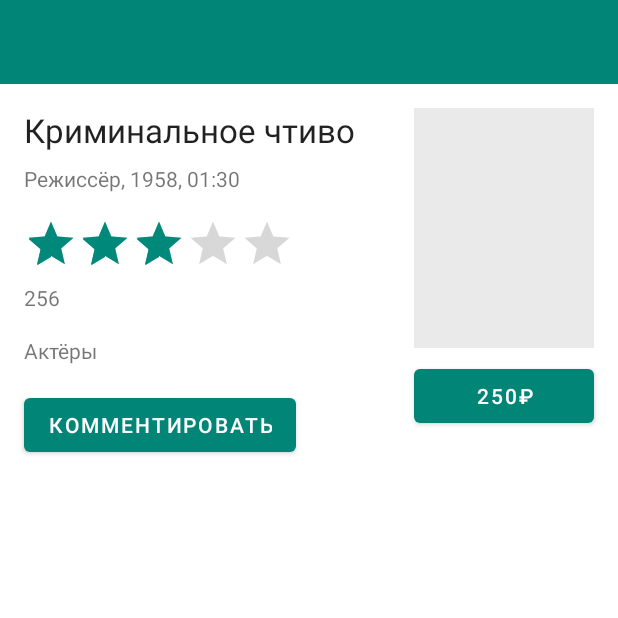
After one commit to roman-zm/coursework_client_android, an Android app: the fragment UserFilmFragment placed in its activity, on a phone screen of 412 x 824 dp, the top half of it. The commit adds this screen. Run offline under Robolectric (Android 15) with nearby library versions, the phone set to English and light mode, and no system bars; libraries missing offline, so code that uses them is left out: com.arellomobile.mvp; 1 statement that could not run was skipped.

Commit message:
UserFilm screen and purchase

```diff
--- a/app/build.gradle
+++ b/app/build.gradle
@@ -37,7 +37,7 @@ dependencies {
     implementation "org.jetbrains.kotlin:kotlin-stdlib-jdk7:$kotlin_version"
     implementation 'androidx.appcompat:appcompat:1.0.2'
 //    implementation 'com.google.android.material:material:1.0.2'
-    implementation 'androidx.core:core-ktx:1.0.1'
+    implementation 'androidx.core:core-ktx:1.0.2'
     implementation 'androidx.constraintlayout:constraintlayout:1.1.3'
     implementation 'androidx.legacy:legacy-support-v4:1.0.0'
     testImplementation 'junit:junit:4.12'
--- a/app/src/main/java/com/namor/coursework/App.kt
+++ b/app/src/main/java/com/namor/coursework/App.kt
@@ -2,11 +2,13 @@ package com.namor.coursework
 
 import android.app.Application
 import com.namor.coursework.domain.Administrator
+import com.namor.coursework.domain.User
 import retrofit2.Retrofit
 
 class App: Application() {
 
     companion object {
+        var currentUser: User? = null
         var currentAdmin: Administrator? = null
         val service = ServiceHolder()
     }
--- a/app/src/main/java/com/namor/coursework/abstract/AbstractTextWatcher.kt
+++ b/app/src/main/java/com/namor/coursework/base/AbstractTextWatcher.kt
@@ -1,4 +1,4 @@
-package com.namor.coursework.abstract
+package com.namor.coursework.base
 
 import android.text.Editable
 import android.text.TextWatcher
--- /dev/null
+++ b/app/src/main/java/com/namor/coursework/domain/Purchase.kt
@@ -0,0 +1,6 @@
+package com.namor.coursework.domain
+
+data class Purchase(
+    val film: Int,
+    val user: String
+)
--- a/app/src/main/java/com/namor/coursework/fragment/admin/AdminPresenter.kt
+++ b/app/src/main/java/com/namor/coursework/fragment/admin/FilmListPresenter.kt
@@ -1,17 +1,14 @@
 package com.namor.coursework.fragment.admin
 
 import com.arellomobile.mvp.InjectViewState
-import com.arellomobile.mvp.MvpPresenter
 import com.namor.coursework.App
 import com.namor.coursework.domain.Film
 import com.namor.coursework.fragment.BasePresenter
 import io.reactivex.android.schedulers.AndroidSchedulers
-import io.reactivex.disposables.CompositeDisposable
-import io.reactivex.disposables.Disposable
 import io.reactivex.schedulers.Schedulers
 
 @InjectViewState
-class AdminPresenter: BasePresenter<AdminView>() {
+class FilmListPresenter: BasePresenter<FilmListView>() {
 
     fun loadFilmList() {
         compositeDisposable += App.service.adminService?.getFilmList()
--- a/app/src/main/java/com/namor/coursework/fragment/admin/AdminView.kt
+++ b/app/src/main/java/com/namor/coursework/fragment/admin/FilmListView.kt
@@ -3,6 +3,6 @@ package com.namor.coursework.fragment.admin
 import com.arellomobile.mvp.MvpView
 import com.namor.coursework.domain.Film
 
-interface AdminView: MvpView {
+interface FilmListView: MvpView {
     fun setFilms(films: List<Film>)
 }
--- /dev/null
+++ b/app/src/main/java/com/namor/coursework/fragment/user/film/UserFilmFragment.kt
@@ -0,0 +1,102 @@
+package com.namor.coursework.fragment.user.film
+
+
+import android.annotation.SuppressLint
+import android.os.Bundle
+import androidx.fragment.app.Fragment
+import android.view.LayoutInflater
+import android.view.View
+import android.view.ViewGroup
+import android.widget.Toast
+import androidx.core.view.plusAssign
+import com.arellomobile.mvp.MvpAppCompatFragment
+import com.arellomobile.mvp.presenter.InjectPresenter
+import com.google.android.material.chip.Chip
+
+import com.namor.coursework.R
+import com.namor.coursework.domain.Film
+import com.namor.coursework.domain.Genre
+import com.namor.coursework.fragment.CourseworkFragment
+import kotlinx.android.synthetic.main.fragment_user_film.*
+
+private const val FILM = "film"
+
+/**
+ * A simple [Fragment] subclass.
+ * Use the [UserFilmFragment.newInstance] factory method to
+ * create an instance of this fragment.
+ */
+class UserFilmFragment : MvpAppCompatFragment(), UserFilmView {
+
+    @InjectPresenter
+    lateinit var presenter: UserFilmPresenter
+
+    override fun onCreateView(inflater: LayoutInflater, container: ViewGroup?,
+                              savedInstanceState: Bundle?): View? {
+        // Inflate the layout for this fragment
+        return inflater.inflate(R.layout.fragment_user_film, container, false)
+    }
+
+    override fun onViewCreated(view: View, savedInstanceState: Bundle?) {
+        super.onViewCreated(view, savedInstanceState)
+        arguments?.getParcelable<Film>(FILM).let {
+            presenter.setFilm(it)
+        }
+    }
+
+    override fun setTitle(name: String) {
+        filmTitle.text = name
+    }
+
+    @SuppressLint("SetTextI18n")
+    override fun setInfo(director: String, year: Int, duration: String) {
+        infoText.text = "$director, $year, $duration"
+    }
+
+    override fun setGenres(genres: Set<Genre>) {
+        genres.forEach {
+            chipGroup += Chip(context).apply {
+                text = it.name
+            }
+        }
+    }
+
+    @SuppressLint("SetTextI18n")
+    override fun setPrice(price: Double) {
+        buyOrSeeButton.setOnClickListener {
+            presenter.purchase()
+            buyOrSeeButton.setOnClickListener(null)
+        }
+        buyOrSeeButton.text = "$price\u20BD"
+    }
+
+    @SuppressLint("SetTextI18n")
+    override fun setActors(actors: String) {
+        actorsText.text = "Актёры: $actors"
+    }
+
+    override fun setSeeButton() {
+        buyOrSeeButton.text = "Смотреть"
+        buyOrSeeButton.setOnClickListener {
+            Toast.makeText(context, "Запускается плеер с фильмом", Toast.LENGTH_LONG)
+                    .show()
+        }
+    }
+
+    companion object {
+        /**
+         * Use this factory method to create a new instance of
+         * this fragment using the provided parameters.
+         *
+         * @return A new instance of fragment UserFilmFragment.
+         */
+        // TODO: Rename and change types and number of parameters
+        @JvmStatic
+        fun newInstance(film: Film) =
+                UserFilmFragment().apply {
+                    arguments = Bundle().apply {
+                        putParcelable(FILM, film)
+                    }
+                }
+    }
+}
--- /dev/null
+++ b/app/src/main/java/com/namor/coursework/fragment/user/film/UserFilmView.kt
@@ -0,0 +1,26 @@
+package com.namor.coursework.fragment.user.film
+
+import com.arellomobile.mvp.MvpView
+import com.arellomobile.mvp.viewstate.strategy.AddToEndSingleStrategy
+import com.arellomobile.mvp.viewstate.strategy.StateStrategyType
+import com.namor.coursework.domain.Genre
+
+interface UserFilmView: MvpView {
+    @StateStrategyType(AddToEndSingleStrategy::class)
+    fun setTitle(name: String)
+
+    @StateStrategyType(AddToEndSingleStrategy::class)
+    fun setInfo(director: String, year: Int, duration: String)
+
+    @StateStrategyType(AddToEndSingleStrategy::class)
+    fun setGenres(genres: Set<Genre>)
+
+    @StateStrategyType(AddToEndSingleStrategy::class)
+    fun setPrice(price: Double)
+
+    @StateStrategyType(AddToEndSingleStrategy::class)
+    fun setActors(actors: String)
+
+    @StateStrategyType(AddToEndSingleStrategy::class)
+    fun setSeeButton()
+}
--- a/app/src/main/java/com/namor/coursework/fragment/user/register/RegisterFragment.kt
+++ b/app/src/main/java/com/namor/coursework/fragment/user/register/RegisterFragment.kt
@@ -2,8 +2,6 @@ package com.namor.coursework.fragment.user.register
 
 
 import android.os.Bundle
-import android.text.Editable
-import android.text.TextWatcher
 import androidx.fragment.app.Fragment
 import android.view.LayoutInflater
 import android.view.View
@@ -12,8 +10,7 @@ import com.arellomobile.mvp.MvpAppCompatFragment
 import com.arellomobile.mvp.presenter.InjectPresenter
 
 import com.namor.coursework.R
-import com.namor.coursework.abstract.AbstractTextWatcher
-import com.namor.coursework.abstract.TextChangedListener
+import com.namor.coursework.base.TextChangedListener
 import kotlinx.android.synthetic.main.fragment_register.*
 
 // TODO: Rename parameter arguments, choose names that match
--- /dev/null
+++ b/app/src/main/res/layout/fragment_user_film.xml
@@ -0,0 +1,130 @@
+<?xml version="1.0" encoding="utf-8"?>
+<androidx.constraintlayout.widget.ConstraintLayout xmlns:android="http://schemas.android.com/apk/res/android"
+    xmlns:app="http://schemas.android.com/apk/res-auto"
+    xmlns:tools="http://schemas.android.com/tools"
+    android:layout_width="match_parent"
+    android:layout_height="match_parent"
+    tools:context=".fragment.user.film.UserFilmFragment">
+
+    <androidx.appcompat.widget.Toolbar
+        android:id="@+id/toolbar"
+        android:layout_width="match_parent"
+        android:layout_height="wrap_content"
+        android:background="?attr/colorPrimary"
+        android:minHeight="?attr/actionBarSize"
+        android:theme="?attr/actionBarTheme"
+        app:layout_constraintEnd_toEndOf="parent"
+        app:layout_constraintStart_toStartOf="parent"
+        app:layout_constraintTop_toTopOf="parent" />
+
+    <TextView
+        android:id="@+id/filmTitle"
+        android:layout_width="0dp"
+        android:layout_height="wrap_content"
+        android:layout_marginStart="16dp"
+        android:layout_marginTop="16dp"
+        android:layout_marginEnd="16dp"
+        android:text="Криминальное чтиво"
+        android:textAppearance="@style/TextAppearance.AppCompat.Large"
+        app:layout_constraintEnd_toStartOf="@+id/imageView"
+        app:layout_constraintStart_toStartOf="parent"
+        app:layout_constraintTop_toBottomOf="@+id/toolbar" />
+
+    <ImageView
+        android:id="@+id/imageView"
+        android:layout_width="120dp"
+        android:layout_height="160dp"
+        android:layout_marginTop="16dp"
+        android:layout_marginEnd="16dp"
+        android:background="#eaeaea"
+        app:layout_constraintEnd_toEndOf="parent"
+        app:layout_constraintTop_toBottomOf="@+id/toolbar"
+        tools:src="@tools:sample/avatars" />
+
+    <TextView
+        android:id="@+id/infoText"
+        android:layout_width="0dp"
+        android:layout_height="wrap_content"
+        android:layout_marginStart="16dp"
+        android:layout_marginTop="8dp"
+        android:layout_marginEnd="16dp"
+        android:text="Режиссёр, 1958, 01:30"
+        app:layout_constraintEnd_toStartOf="@+id/imageView"
+        app:layout_constraintStart_toStartOf="parent"
+        app:layout_constraintTop_toBottomOf="@+id/filmTitle" />
+
+    <com.google.android.material.chip.ChipGroup
+        android:id="@+id/chipGroup"
+        android:layout_width="0dp"
+        android:layout_height="wrap_content"
+        android:layout_marginStart="16dp"
+        android:layout_marginTop="8dp"
+        android:layout_marginEnd="16dp"
+        app:chipSpacingVertical="4dp"
+        app:layout_constraintEnd_toStartOf="@+id/imageView"
+        app:layout_constraintStart_toStartOf="parent"
+        app:layout_constraintTop_toBottomOf="@+id/infoText">
+
+    </com.google.android.material.chip.ChipGroup>
+
+    <Button
+        android:id="@+id/buyOrSeeButton"
+        android:layout_width="0dp"
+        android:layout_height="wrap_content"
+        android:layout_marginTop="8dp"
+        android:text="250₽"
+        app:layout_constraintEnd_toEndOf="@+id/imageView"
+        app:layout_constraintStart_toStartOf="@+id/imageView"
+        app:layout_constraintTop_toBottomOf="@+id/imageView" />
+
+    <RatingBar
+        android:id="@+id/ratingBar"
+        style="@style/Widget.AppCompat.RatingBar.Indicator"
+        android:layout_width="wrap_content"
+        android:layout_height="wrap_content"
+        android:layout_marginStart="16dp"
+        android:layout_marginTop="8dp"
+        android:layout_marginEnd="16dp"
+        android:max="5"
+        android:numStars="5"
+        android:progress="3"
+        android:rating="3"
+        android:stepSize="1"
+        app:layout_constraintEnd_toStartOf="@+id/imageView"
+        app:layout_constraintHorizontal_bias="0.0"
+        app:layout_constraintStart_toStartOf="parent"
+        app:layout_constraintTop_toBottomOf="@+id/chipGroup" />
+
+    <TextView
+        android:id="@+id/textView3"
+        android:layout_width="wrap_content"
+        android:layout_height="wrap_content"
+        android:layout_marginStart="16dp"
+        android:layout_marginTop="8dp"
+        android:text="256"
+        app:layout_constraintStart_toStartOf="parent"
+        app:layout_constraintTop_toBottomOf="@+id/ratingBar" />
+
+    <TextView
+        android:id="@+id/actorsText"
+        android:layout_width="0dp"
+        android:layout_height="wrap_content"
+        android:layout_marginStart="16dp"
+        android:layout_marginTop="16dp"
+        android:layout_marginEnd="16dp"
+        android:text="Актёры"
+        app:layout_constraintEnd_toEndOf="parent"
+        app:layout_constraintEnd_toStartOf="@+id/imageView"
+        app:layout_constraintStart_toStartOf="parent"
+        app:layout_constraintTop_toBottomOf="@+id/textView3" />
+
+    <Button
+        android:id="@+id/commentButton"
+        android:layout_width="0dp"
+        android:layout_height="wrap_content"
+        android:layout_marginStart="16dp"
+        android:layout_marginTop="16dp"
+        android:text="Комментировать"
+        app:layout_constraintStart_toStartOf="parent"
+        app:layout_constraintTop_toBottomOf="@+id/actorsText" />
+</androidx.constraintlayout.widget.ConstraintLayout>
--- a/app/src/main/res/values/colors.xml
+++ b/app/src/main/res/values/colors.xml
@@ -2,5 +2,5 @@
 <resources>
     <color name="colorPrimary">#008577</color>
     <color name="colorPrimaryDark">#00574B</color>
-    <color name="colorAccent">#D81B60</color>
+    <color name="colorAccent">#00897B</color>
 </resources>
--- a/build.gradle
+++ b/build.gradle
@@ -8,7 +8,7 @@ buildscript {
 
     }
     dependencies {
-        classpath 'com.android.tools.build:gradle:3.5.0-alpha13'
+        classpath 'com.android.tools.build:gradle:3.5.0-beta01'
         classpath "org.jetbrains.kotlin:kotlin-gradle-plugin:$kotlin_version"
         // NOTE: Do not place your application dependencies here; they belong
         // in the individual module build.gradle files
```
Also changed, not shown: app/src/main/java/com/namor/coursework/MainActivity.kt (+14 -1 lines), app/src/main/java/com/namor/coursework/base/AbstractFilmListFragment.kt (added, +58 -0 lines), app/src/main/java/com/namor/coursework/fragment/admin/AdminFragment.kt (+18 -30 lines), app/src/main/java/com/namor/coursework/fragment/user/UserFragment.kt (added, +54 -0 lines), app/src/main/java/com/namor/coursework/fragment/user/film/UserFilmPresenter.kt (added, +58 -0 lines), app/src/main/java/com/namor/coursework/fragment/user/register/RegisterUserPresenter.kt (+12 -6 lines), app/src/main/java/com/namor/coursework/service/AdminService.kt (+8 -0 lines), app/src/main/res/layout/fragment_user.xml (added, +32 -0 lines).
